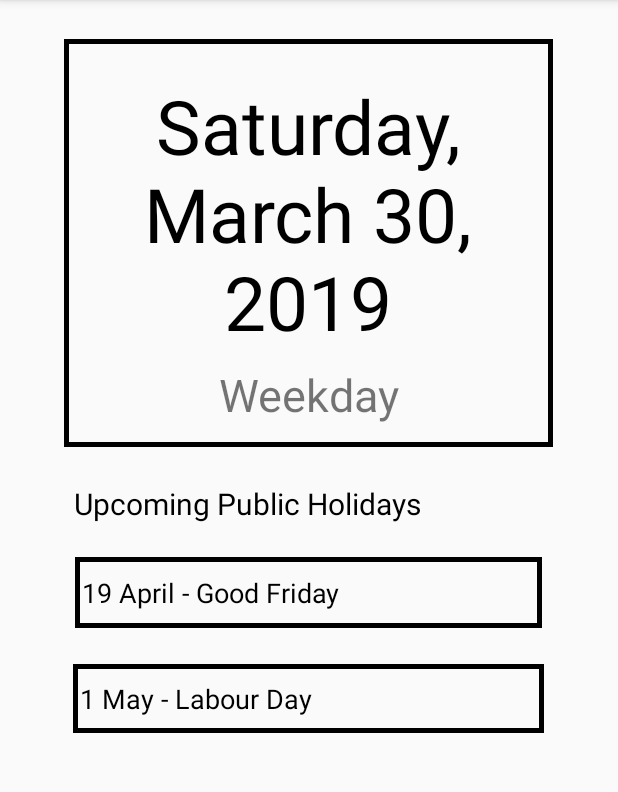
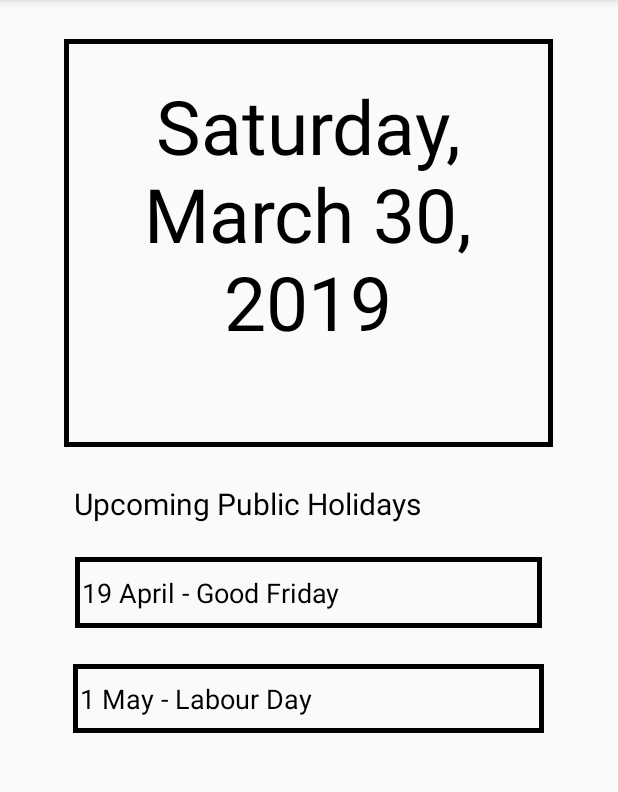
Before and after one commit to menggdbb/Cross-the-Causeway, an Android app: the CalendarActivity screen opened directly, with no data from a screen before it, on a phone screen of 412 x 824 dp, the part 84-876 px from its top. Run offline under Robolectric (Android 15) with nearby library versions, the phone set to English and light mode, and no system bars.

Commit message:
Update activity_calendar.xml

```diff
--- a/app/src/main/res/layout/activity_calendar.xml
+++ b/app/src/main/res/layout/activity_calendar.xml
@@ -34,15 +34,15 @@
             tools:layout_editor_absoluteY="162dp" />
 
         <TextView
+            android:id="@+id/p_hol_name"
             android:layout_width="272dp"
             android:layout_height="wrap_content"
+            android:layout_below="@id/date_1"
             android:layout_centerInParent="true"
-            android:text="Weekday"
+            android:layout_margin="15dp"
             android:gravity="center"
-            android:layout_margin="15dp"
-            android:textSize="30sp"
-            android:layout_below="@id/date_1"
-            />
+            android:text=""
+            android:textSize="30sp" />
 
     </RelativeLayout>
 
```
